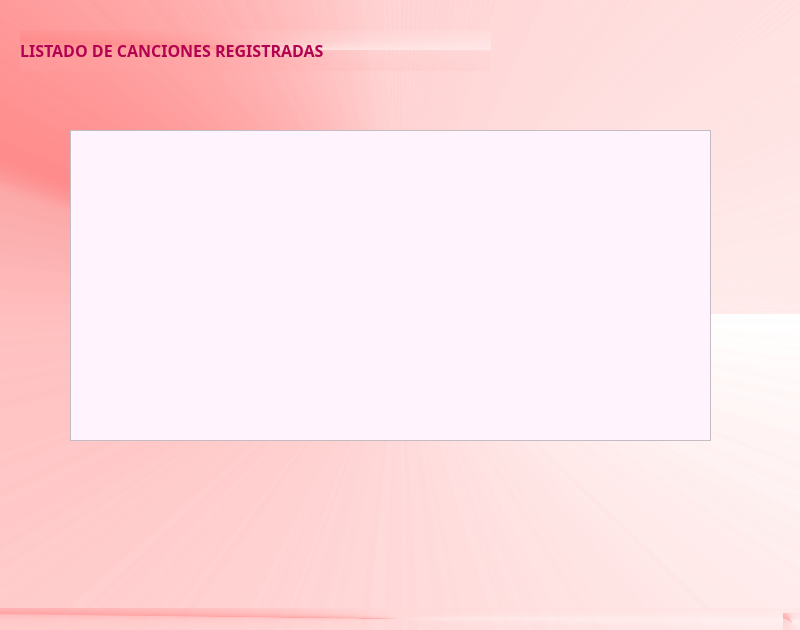
The window that Proyectos/Project_Music_DB/ventanas/ventana_listado.ui (SilviaSanjose/Python_exercices) describes before a commit, drawn with Qt 5.
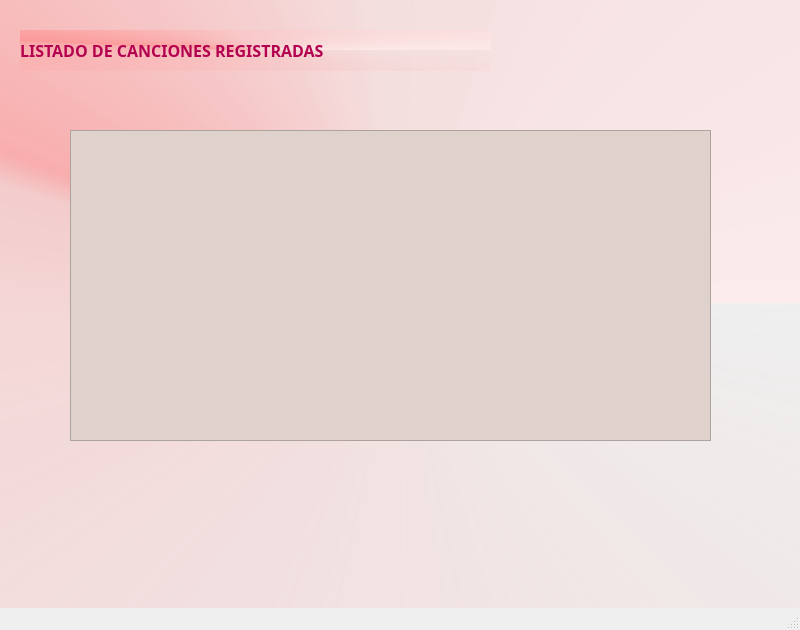
The same window after the commit.

The edit to the form file:
```diff
--- a/Proyectos/Project_Music_DB/ventanas/ventana_listado.ui
+++ b/Proyectos/Project_Music_DB/ventanas/ventana_listado.ui
@@ -14,11 +14,11 @@
    <string>Listado De Canciones</string>
   </property>
   <property name="styleSheet">
-   <string notr="true">background-color: qconicalgradient(cx:0.5, cy:0.5, angle:0, stop:0 rgba(255, 235, 235, 206), stop:0.258706 rgba(255, 188, 188, 80), stop:0.425 rgba(255, 132, 132, 156), stop:0.44 rgba(252, 128, 128, 80), stop:0.507463 rgba(255, 162, 162, 80), stop:1 rgba(255, 255, 255, 0));</string>
+   <string notr="true"/>
   </property>
   <widget class="QWidget" name="centralwidget">
    <property name="styleSheet">
-    <string notr="true"/>
+    <string notr="true">background-color: qconicalgradient(cx:0.5, cy:0.5, angle:0, stop:0 rgba(255, 235, 235, 206), stop:0.258706 rgba(255, 188, 188, 80), stop:0.425 rgba(255, 132, 132, 156), stop:0.44 rgba(252, 128, 128, 80), stop:0.507463 rgba(255, 162, 162, 80), stop:1 rgba(255, 255, 255, 0));</string>
    </property>
    <widget class="QLabel" name="lbl_listado">
     <property name="geometry">
@@ -49,7 +49,7 @@
      </rect>
     </property>
     <property name="styleSheet">
-     <string notr="true">background-color: rgb(255, 243, 253);</string>
+     <string notr="true">background-color: rgb(223, 210, 205);</string>
     </property>
    </widget>
   </widget>
```
